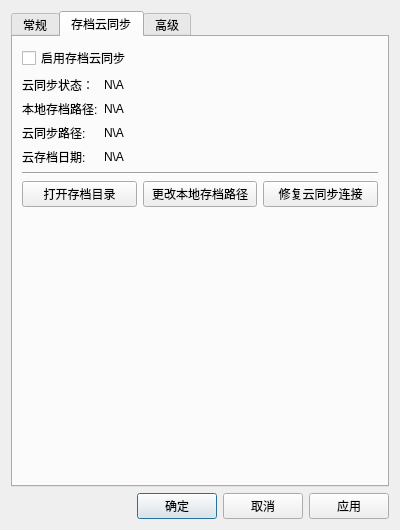
This is ui/AttributesW.ui in cfwnico/cfwGameLauncher as Qt 5 draws it before an edit. The edited form follows.
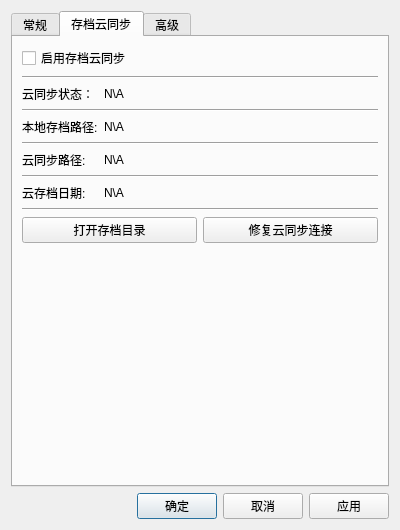
This is the edited form. The open tabs and pages were chosen to show the change.

What changed in the file:
```diff
--- a/ui/AttributesW.ui
+++ b/ui/AttributesW.ui
@@ -285,86 +285,62 @@
       <layout class="QGridLayout" name="gridLayout_4">
        <item row="0" column="0">
         <layout class="QGridLayout" name="gridLayout_3">
-         <item row="5" column="0" colspan="2">
-          <widget class="Line" name="line_5">
-           <property name="orientation">
-            <enum>Qt::Horizontal</enum>
-           </property>
-          </widget>
-         </item>
-         <item row="1" column="0">
-          <widget class="QLabel" name="label_10">
-           <property name="text">
-            <string>云同步状态：</string>
-           </property>
-          </widget>
-         </item>
-         <item row="0" column="0" colspan="2">
-          <widget class="QCheckBox" name="use_ncd_checkbox">
-           <property name="text">
-            <string>启用存档云同步</string>
-           </property>
-          </widget>
-         </item>
-         <item row="3" column="0">
-          <widget class="QLabel" name="label_14">
-           <property name="text">
-            <string>云同步路径:</string>
-           </property>
-          </widget>
-         </item>
-         <item row="7" column="0" colspan="2">
-          <spacer name="verticalSpacer_2">
-           <property name="orientation">
-            <enum>Qt::Vertical</enum>
-           </property>
-           <property name="sizeHint" stdset="0">
-            <size>
-             <width>20</width>
-             <height>40</height>
-            </size>
-           </property>
-          </spacer>
-         </item>
-         <item row="4" column="1">
-          <widget class="QLabel" name="save_date_label">
-           <property name="text">
-            <string>N\A</string>
-           </property>
-          </widget>
-         </item>
-         <item row="3" column="1">
-          <widget class="QLabel" name="sync_savepath_label">
-           <property name="text">
-            <string>N\A</string>
-           </property>
-           <property name="wordWrap">
-            <bool>true</bool>
-           </property>
-          </widget>
-         </item>
-         <item row="1" column="1">
+         <item row="2" column="1">
           <widget class="QLabel" name="sync_status_label">
            <property name="text">
             <string>N\A</string>
            </property>
           </widget>
          </item>
+         <item row="8" column="1">
+          <widget class="QLabel" name="save_date_label">
+           <property name="text">
+            <string>N\A</string>
+           </property>
+          </widget>
+         </item>
+         <item row="11" column="0" colspan="2">
+          <spacer name="verticalSpacer_2">
+           <property name="orientation">
+            <enum>Qt::Vertical</enum>
+           </property>
+           <property name="sizeHint" stdset="0">
+            <size>
+             <width>20</width>
+             <height>40</height>
+            </size>
+           </property>
+          </spacer>
+         </item>
          <item row="2" column="0">
+          <widget class="QLabel" name="label_10">
+           <property name="text">
+            <string>云同步状态：</string>
+           </property>
+          </widget>
+         </item>
+         <item row="3" column="0" colspan="2">
+          <widget class="Line" name="line_8">
+           <property name="orientation">
+            <enum>Qt::Horizontal</enum>
+           </property>
+          </widget>
+         </item>
+         <item row="4" column="0">
           <widget class="QLabel" name="label_5">
            <property name="text">
             <string>本地存档路径:</string>
            </property>
           </widget>
          </item>
-         <item row="4" column="0">
-          <widget class="QLabel" name="label_12">
-           <property name="text">
-            <string>云存档日期:</string>
+         <item row="9" column="0" colspan="2">
+          <widget class="Line" name="line_5">
+           <property name="orientation">
+            <enum>Qt::Horizontal</enum>
            </property>
           </widget>
          </item>
-         <item row="6" column="0" colspan="2">
+         <item row="10" column="0" colspan="2">
           <layout class="QHBoxLayout" name="horizontalLayout_2">
            <item>
             <widget class="QPushButton" name="open_savedata_btn">
@@ -373,13 +349,6 @@
              </property>
             </widget>
            </item>
-           <item>
-            <widget class="QPushButton" name="change_savedata_btn">
-             <property name="text">
-              <string>更改本地存档路径</string>
-             </property>
-            </widget>
-           </item>
            <item>
             <widget class="QPushButton" name="fix_ncd_btn">
              <property name="text">
@@ -389,7 +358,38 @@
            </item>
           </layout>
          </item>
-         <item row="2" column="1">
+         <item row="0" column="0" colspan="2">
+          <widget class="QCheckBox" name="use_ncd_checkbox">
+           <property name="text">
+            <string>启用存档云同步</string>
+           </property>
+          </widget>
+         </item>
+         <item row="6" column="0">
+          <widget class="QLabel" name="label_14">
+           <property name="text">
+            <string>云同步路径:</string>
+           </property>
+          </widget>
+         </item>
+         <item row="8" column="0">
+          <widget class="QLabel" name="label_12">
+           <property name="text">
+            <string>云存档日期:</string>
+           </property>
+          </widget>
+         </item>
+         <item row="6" column="1">
+          <widget class="QLabel" name="sync_savepath_label">
+           <property name="text">
+            <string>N\A</string>
+           </property>
+           <property name="wordWrap">
+            <bool>true</bool>
+           </property>
+          </widget>
+         </item>
+         <item row="4" column="1">
           <widget class="QLabel" name="savedata_label">
            <property name="sizePolicy">
             <sizepolicy hsizetype="Expanding" vsizetype="Fixed">
@@ -405,6 +405,27 @@
            </property>
           </widget>
          </item>
+         <item row="7" column="0" colspan="2">
+          <widget class="Line" name="line_10">
+           <property name="orientation">
+            <enum>Qt::Horizontal</enum>
+           </property>
+          </widget>
+         </item>
+         <item row="5" column="0" colspan="2">
+          <widget class="Line" name="line_9">
+           <property name="orientation">
+            <enum>Qt::Horizontal</enum>
+           </property>
+          </widget>
+         </item>
+         <item row="1" column="0" colspan="2">
+          <widget class="Line" name="line_11">
+           <property name="orientation">
+            <enum>Qt::Horizontal</enum>
+           </property>
+          </widget>
+         </item>
         </layout>
        </item>
       </layout>
```
Left out of the diff: 199 changed lines with no effect on the pictures.
